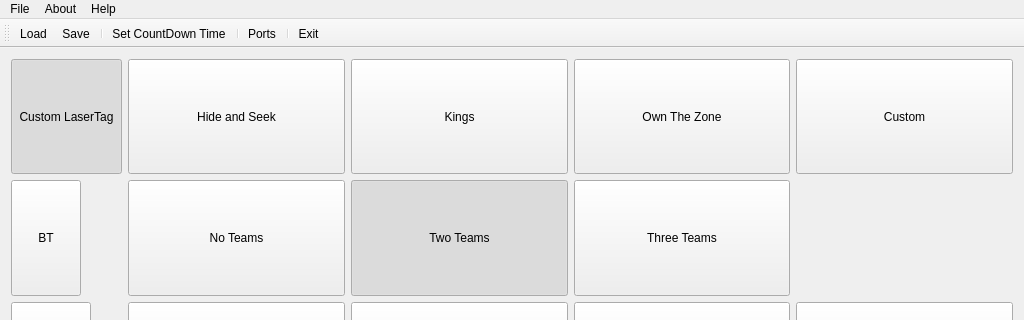
First picture: the form in lttomainwindow.ui, repository rmick/Combobulator, before the edit; both pictures show x 0 to 1024 and y 0 to 320 of the 1024 by 600 pixel window.
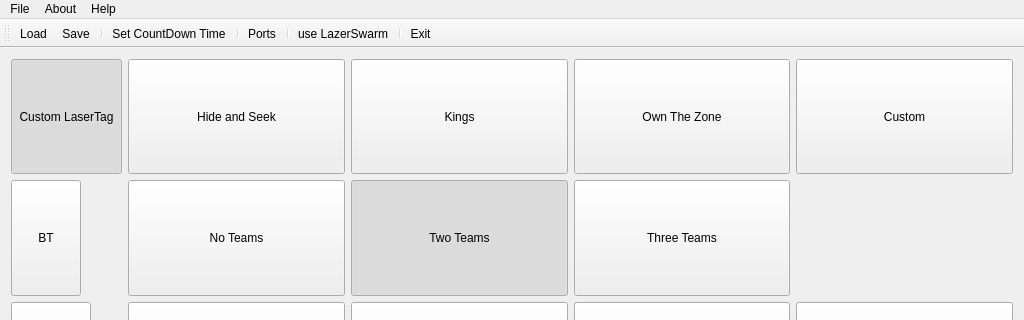
Second picture: the form after the edit.

```diff
--- a/lttomainwindow.ui
+++ b/lttomainwindow.ui
@@ -606,6 +606,8 @@
    <addaction name="separator"/>
    <addaction name="actionPorts"/>
    <addaction name="separator"/>
+   <addaction name="actionuse_LazerSwarm"/>
+   <addaction name="separator"/>
    <addaction name="actionExit"/>
   </widget>
   <widget class="QStatusBar" name="statusBar"/>
@@ -634,6 +636,14 @@
     <string>Set CountDown Time</string>
    </property>
   </action>
+  <action name="actionuse_LazerSwarm">
+   <property name="checkable">
+    <bool>true</bool>
+   </property>
+   <property name="text">
+    <string>use LazerSwarm</string>
+   </property>
+  </action>
  </widget>
  <layoutdefault spacing="6" margin="11"/>
  <resources/>
```
Left out of the diff: 1 changed line with no effect on the pictures.
